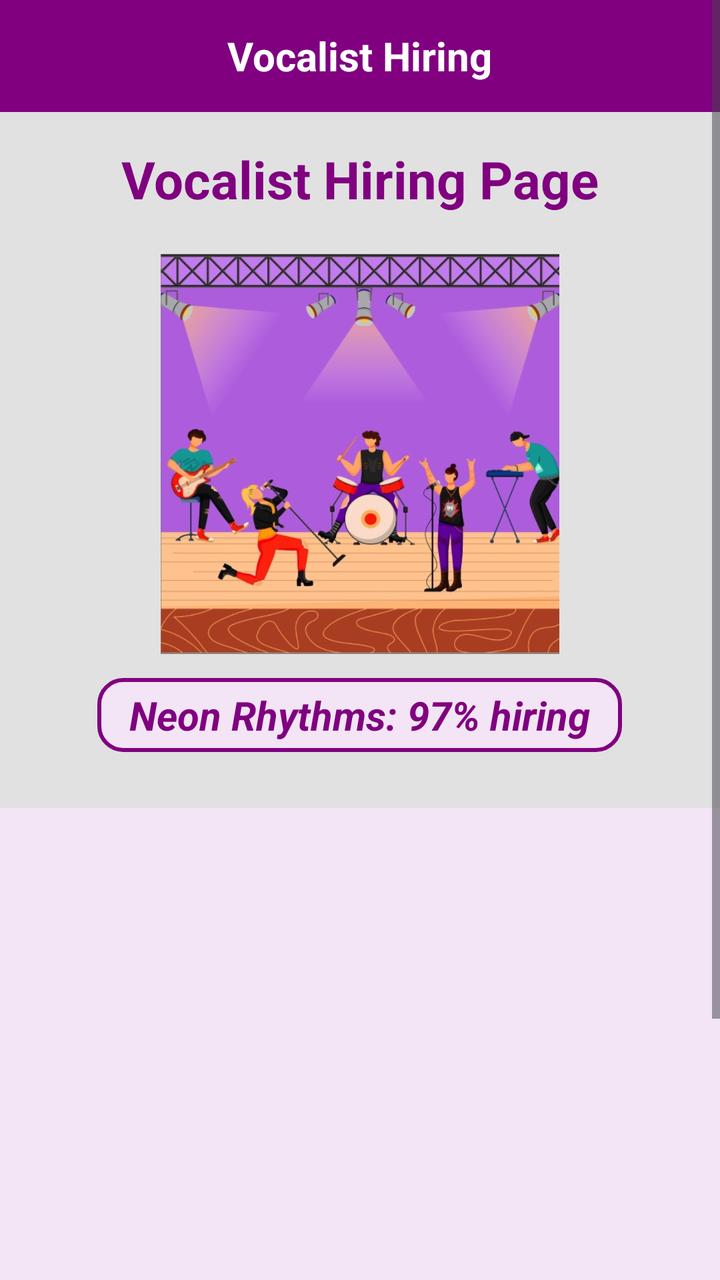
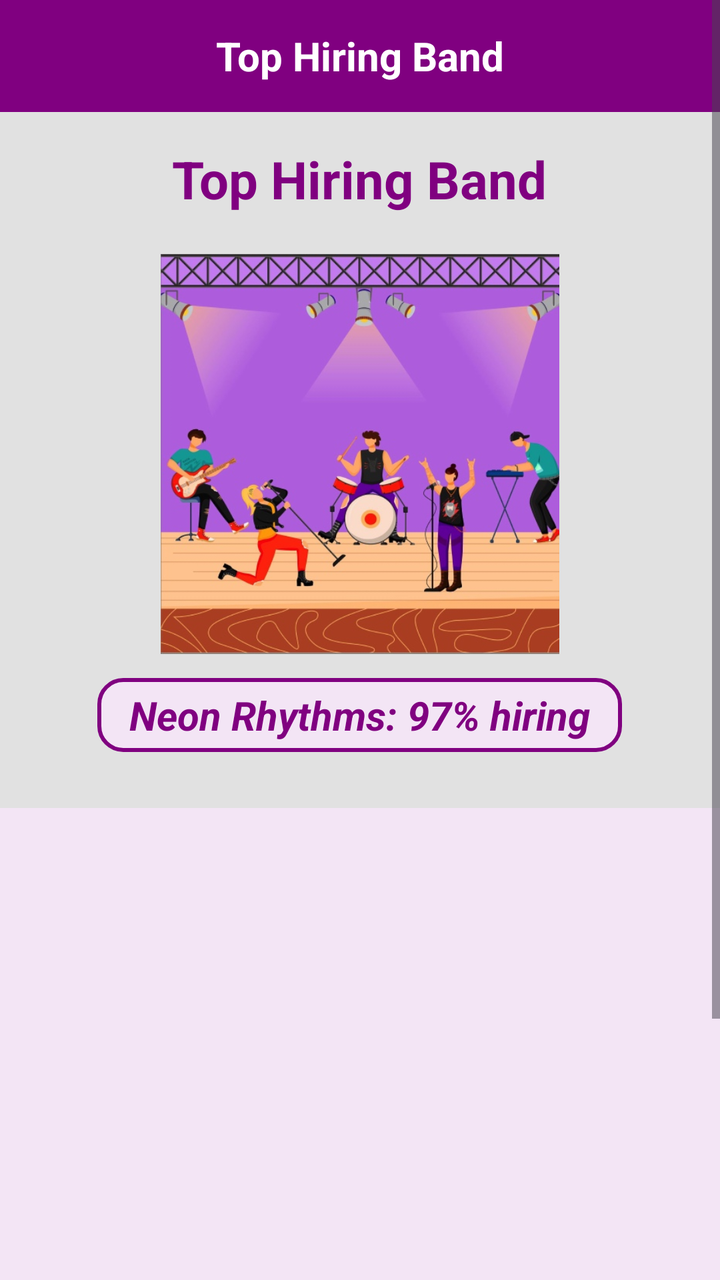

Two renders of the same Android screen: before a commit and after it. Below are the layout's source before the change and the commit's diff.
<!-- AndroidManifest.xml: application theme Theme.MyApplication -->
<!-- res/layout/activity_top_hiring_band.xml -->
<?xml version="1.0" encoding="utf-8"?>
<ScrollView xmlns:android="http://schemas.android.com/apk/res/android"
    android:layout_width="match_parent"
    android:layout_height="match_parent"
    android:background="#e1e1e1">

    <LinearLayout
        android:layout_width="match_parent"
        android:layout_height="wrap_content"
        android:orientation="vertical">

        <RelativeLayout
            android:layout_width="match_parent"
            android:layout_height="56dp"
            android:background="#800080"
            android:paddingStart="16dp"
            android:paddingEnd="16dp">

            <TextView
                android:layout_width="wrap_content"
                android:layout_height="wrap_content"
                android:layout_centerInParent="true"
                android:text="Vocalist Hiring"
                android:textColor="#FFFFFF"
                android:textSize="20sp"
                android:textStyle="bold" />
        </RelativeLayout>

        <LinearLayout
            android:layout_width="match_parent"
            android:layout_height="wrap_content"
            android:gravity="center_horizontal"
            android:orientation="vertical"
            android:padding="16dp">

            <TextView
                android:layout_width="wrap_content"
                android:layout_height="wrap_content"
                android:paddingBottom="20dp"
                android:text="Vocalist Hiring Page"
                android:textColor="#800080"
                android:textSize="26sp"
                android:textStyle="bold" />

            <ImageView
                android:layout_width="200dp"
                android:layout_height="200dp"
                android:layout_marginBottom="12dp"
                android:src="@drawable/top_hiring_band" />

            <TextView
                android:layout_width="wrap_content"
                android:layout_height="wrap_content"
                android:layout_marginBottom="12dp"
                android:background="@drawable/textview_border"
                android:paddingLeft="16dp"
                android:paddingTop="5dp"
                android:paddingRight="16dp"
                android:paddingBottom="5dp"
                android:text="Neon Rhythms: 97% hiring"
                android:textColor="#800080"
                android:textSize="20sp"
                android:textStyle="bold|italic" />

        </LinearLayout>

        <ListView
            android:id="@+id/bandListView"
            android:layout_width="match_parent"
            android:layout_height="400dp"
            android:dividerHeight="10dp"
            android:background="#F3E5F5"
            android:paddingLeft="16dp"
            android:paddingRight="16dp" />

    </LinearLayout>
</ScrollView>
<!-- resources referenced by this layout -->
<resources>
  <!-- drawable textview_border (drawable) -->
  <?xml version="1.0" encoding="utf-8"?>
  <shape xmlns:android="http://schemas.android.com/apk/res/android">
      <solid android:color="#F3E5F5" />
      <stroke
          android:width="2dp"
          android:color="#800080" />
      <corners android:radius="12dp" />
  </shape>
  <!-- drawable top_hiring_band: jpeg bitmap (drawable, 93191 bytes) -->
  <style name="Theme.MyApplication" parent="Base.Theme.MyApplication" />
  <style name="Base.Theme.MyApplication" parent="Theme.Material3.DayNight.NoActionBar">
          
          
      </style>
</resources>

<!-- the commit's change to res/layout/activity_top_hiring_band.xml (unified diff, before → after) -->
@@ -20,7 +20,7 @@
                 android:layout_width="wrap_content"
                 android:layout_height="wrap_content"
                 android:layout_centerInParent="true"
-                android:text="Vocalist Hiring"
+                android:text="Top Hiring Band"
                 android:textColor="#FFFFFF"
                 android:textSize="20sp"
                 android:textStyle="bold" />
@@ -37,7 +37,7 @@
                 android:layout_width="wrap_content"
                 android:layout_height="wrap_content"
                 android:paddingBottom="20dp"
-                android:text="Vocalist Hiring Page"
+                android:text="Top Hiring Band"
                 android:textColor="#800080"
                 android:textSize="26sp"
                 android:textStyle="bold" />
